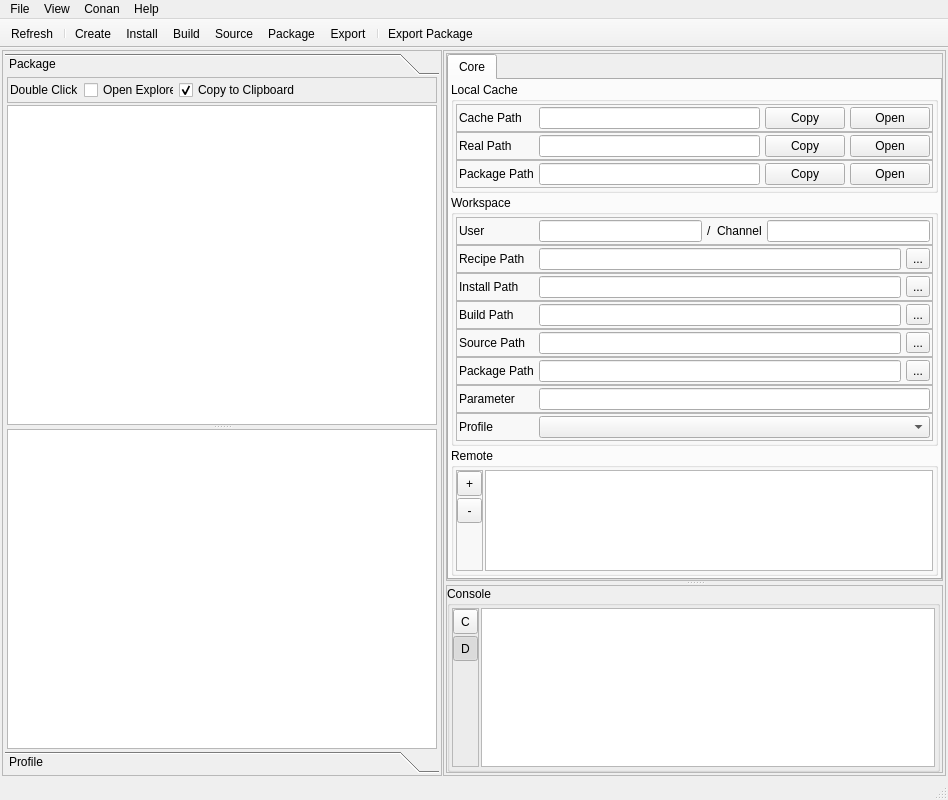
Before: the Qt Designer form resources/ui/main_window.ui in afri-bit/conan-guide, drawn with Qt 5.
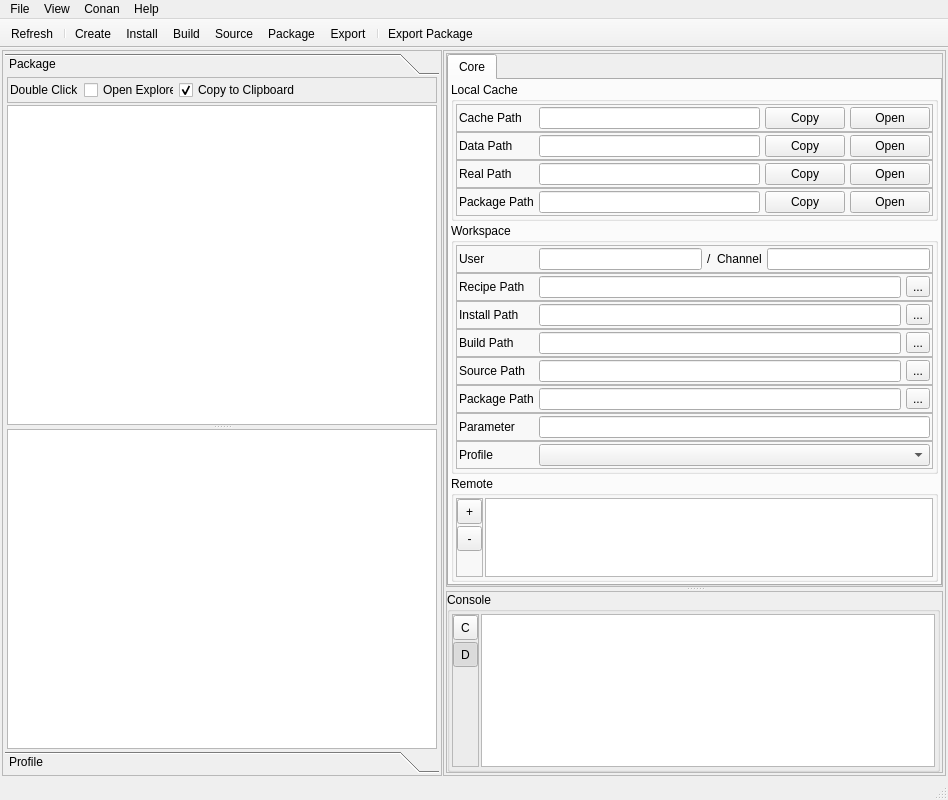
After: the same form once the commit is applied. Icons and pictures are not drawn.

Commit message:
Added feature to read parent package data path
- Added a new row for data path
- Added a new API function to obtain the data path

What changed in the file:
```diff
--- a/resources/ui/main_window.ui
+++ b/resources/ui/main_window.ui
@@ -467,6 +467,70 @@
                       </layout>
                      </widget>
                     </item>
+                    <item>
+                     <widget class="QFrame" name="frame_21">
+                      <property name="frameShape">
+                       <enum>QFrame::StyledPanel</enum>
+                      </property>
+                      <property name="frameShadow">
+                       <enum>QFrame::Raised</enum>
+                      </property>
+                      <layout class="QHBoxLayout" name="horizontalLayout_21">
+                       <property name="spacing">
+                        <number>5</number>
+                       </property>
+                       <property name="leftMargin">
+                        <number>2</number>
+                       </property>
+                       <property name="topMargin">
+                        <number>2</number>
+                       </property>
+                       <property name="rightMargin">
+                        <number>2</number>
+                       </property>
+                       <property name="bottomMargin">
+                        <number>2</number>
+                       </property>
+                       <item>
+                        <widget class="QLabel" name="label_20">
+                         <property name="minimumSize">
+                          <size>
+                           <width>75</width>
+                           <height>0</height>
+                          </size>
+                         </property>
+                         <property name="text">
+                          <string>Data Path</string>
+                         </property>
+                        </widget>
+                       </item>
+                       <item>
+                        <widget class="QLineEdit" name="lineEditDataPath">
+                         <property name="enabled">
+                          <bool>true</bool>
+                         </property>
+                         <property name="readOnly">
+                          <bool>true</bool>
+                         </property>
+                        </widget>
+                       </item>
+                       <item>
+                        <widget class="QPushButton" name="btnCopyDataPath">
+                         <property name="text">
+                          <string>Copy</string>
+                         </property>
+                        </widget>
+                       </item>
+                       <item>
+                        <widget class="QPushButton" name="btnOpenDataPath">
+                         <property name="text">
+                          <string>Open</string>
+                         </property>
+                        </widget>
+                       </item>
+                      </layout>
+                     </widget>
+                    </item>
                     <item>
                      <widget class="QFrame" name="frame_2">
                       <property name="frameShape">
```
Left out of the diff: 2 changed lines with no effect on the pictures. The commit also changes 3 other files.
